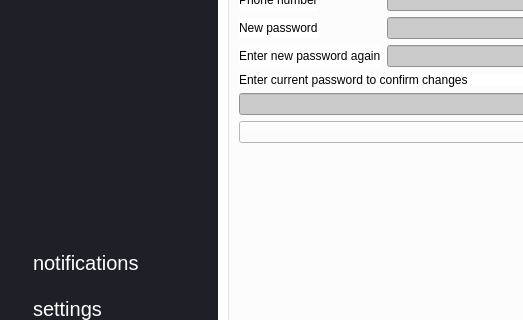
The window that QtApp/forms/homepage.ui (SanriaArgos/MedScheduler) describes before a commit, drawn with Qt 5; both pictures show x 0 to 523 and y 263 to 583 of the 1300 by 700 pixel window.
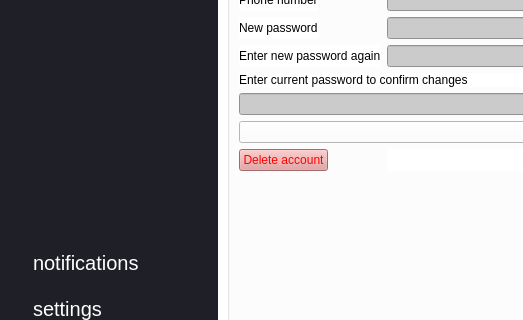
The same window after the commit. Icons and pictures are not drawn.

Commit message: add: patient profile edit in interface

The edit to the form file:
```diff
--- a/QtApp/forms/homepage.ui
+++ b/QtApp/forms/homepage.ui
@@ -744,6 +744,34 @@
              </property>
             </widget>
            </item>
+           <item row="9" column="0">
+            <widget class="QPushButton" name="delete_account_button">
+             <property name="sizePolicy">
+              <sizepolicy hsizetype="Minimum" vsizetype="Fixed">
+               <horstretch>0</horstretch>
+               <verstretch>0</verstretch>
+              </sizepolicy>
+             </property>
+             <property name="styleSheet">
+              <string notr="true">color: rgb(255, 0, 0);
+background-color: rgb(226, 150, 150);
+border-color: rgb(138, 0, 0);</string>
+             </property>
+             <property name="text">
+              <string>Delete account</string>
+             </property>
+            </widget>
+           </item>
+           <item row="9" column="1">
+            <widget class="QLabel" name="edit_error_label">
+             <property name="styleSheet">
+              <string notr="true">color: rgb(255, 0, 0);</string>
+             </property>
+             <property name="text">
+              <string/>
+             </property>
+            </widget>
+           </item>
           </layout>
          </widget>
         </item>
```
Left out of the diff: 8 changed lines with no effect on the pictures. The commit also changes 2 other files.
